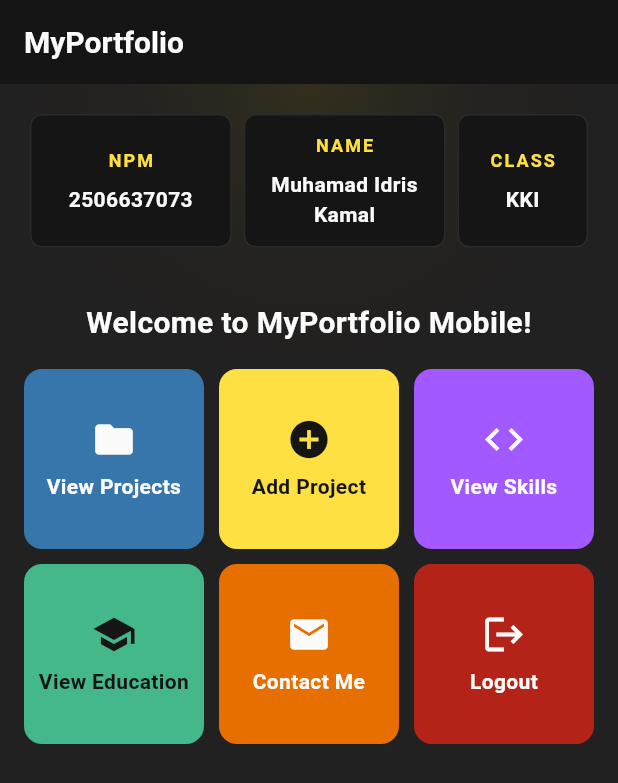
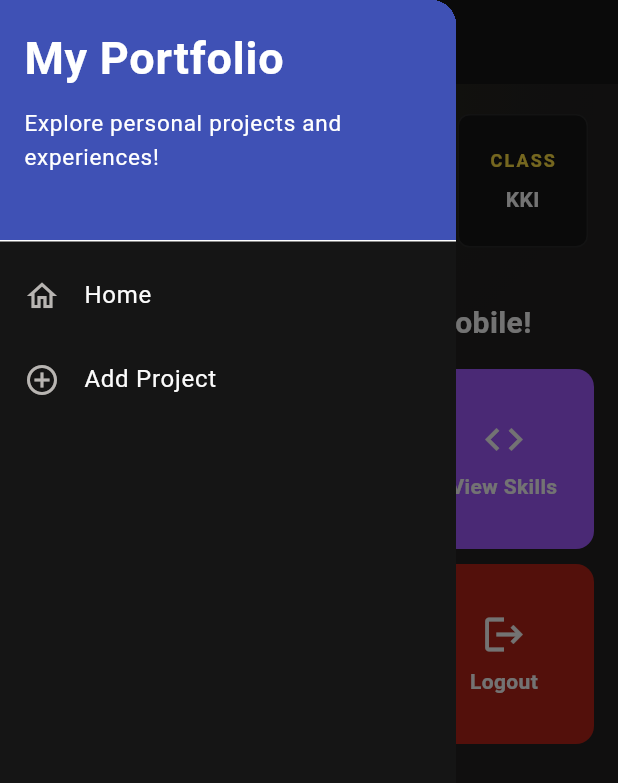
Before and after one commit to 1drism/myportofolio_mobile, a Flutter app: the screen it shows after launch, with the side drawer open (before the commit the screen has no drawer), on a phone screen of 412 x 824 dp. Shown: the top 783 px of the screen. Run offline on Flutter 3.47's test engine with Material 3 defaults, Android fonts, the phone set to English and light mode, and no system bars; our stand-ins replace material_ui.

Commit message:
Add LeftDrawer with navigation to home and Add Project

```diff
--- a/lib/menu.dart
+++ b/lib/menu.dart
@@ -1,5 +1,6 @@
 import 'package:material_ui/material_ui.dart';
 import 'package:myportofolio_mobile/app_colors.dart';
+import 'package:myportofolio_mobile/widgets/left_drawer.dart';
 
 const double _pagePadding = 16.0;
 const double _sectionSpacing = 16.0;
@@ -30,6 +31,7 @@ class MyHomePage extends StatelessWidget {
   Widget build(BuildContext context) {
     return Scaffold(
       appBar: AppBar(title: const Text('MyPortfolio')),
+      drawer: const LeftDrawer(),
       body: DecoratedBox(
         decoration: const BoxDecoration(
           gradient: RadialGradient(
--- /dev/null
+++ b/lib/widgets/left_drawer.dart
@@ -0,0 +1,60 @@
+import 'package:material_ui/material_ui.dart';
+import 'package:myportofolio_mobile/menu.dart';
+
+// TODO: Import ProjectFormPage after creating it
+
+class LeftDrawer extends StatelessWidget {
+  const LeftDrawer({super.key});
+
+  @override
+  Widget build(BuildContext context) {
+    return Drawer(
+      child: ListView(
+        children: [
+          const DrawerHeader(
+            decoration: BoxDecoration(color: Colors.indigo),
+            child: Column(
+              crossAxisAlignment: CrossAxisAlignment.start,
+              children: [
+                Text(
+                  'My Portfolio',
+                  style: TextStyle(
+                    fontSize: 30,
+                    fontWeight: FontWeight.bold,
+                    color: Colors.white,
+                  ),
+                ),
+                SizedBox(height: 10),
+                Text(
+                  'Explore personal projects and experiences!',
+                  style: TextStyle(fontSize: 15, color: Colors.white),
+                ),
+              ],
+            ),
+          ),
+          ListTile(
+            leading: const Icon(Icons.home_outlined),
+            title: const Text('Home'),
+            // Navigate to the portfolio home screen
+            onTap: () {
+              Navigator.pushReplacement(
+                context,
+                MaterialPageRoute(builder: (context) => MyHomePage()),
+              );
+            },
+          ),
+          ListTile(
+            leading: const Icon(Icons.add_circle_outline),
+            title: const Text('Add Project'),
+            // Navigate to the Add Project screen
+            onTap: () {
+              /*
+              TODO: Add a route to ProjectFormPage after creating it.
+              */
+            },
+          ),
+        ],
+      ),
+    );
+  }
+}
```
